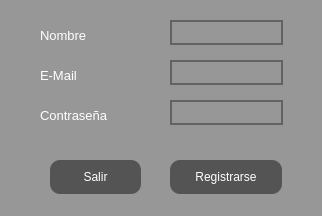
Qt form src/GUI/SignInView.ui (jesusramondovale/IngenicaSTS) before a commit.
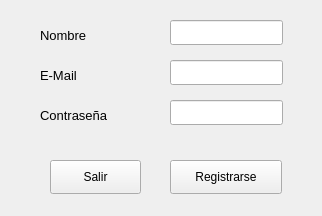
The same form after that commit. Icons and pictures are not drawn.

Commit message:
Añadido: Consultas View*
*Por añadir: rellenado de tabla

```diff
--- a/src/GUI/SignInView.ui
+++ b/src/GUI/SignInView.ui
@@ -18,53 +18,7 @@
     <normaloff>../../dist/launcher/src/feather/mainLogo.ico</normaloff>../../dist/launcher/src/feather/mainLogo.ico</iconset>
   </property>
   <property name="styleSheet">
-   <string notr="true">* {
-	 background-color: rgb(151, 151, 151)
-}
-
-QLabel {
-	color: rgb(255, 255, 255);
-	
-	font: 75 10pt &quot;Yu Gothic UI&quot;;
-
-}
-
-QLineEdit {
-	border:  2px solid rgb(98, 98, 98);
-	border-radius: 15px;
-	color: rgb(255, 255, 255);
-	background-color: rgb(151, 151, 151)
-}
-QLineEdit:hover{
-	border: 2px solid rgb(48,50,62);
-}
-
-QLineEdit:focus {
-
-	border : 2px solid rgb(48,50,62)
-
-}
-
-
-QPushButton {
-
-	border-radius: 10px;
-	background-color: rgb(84, 84, 84);
-	color:rgb(255, 255, 255)
-
-}
-
-QPushButton:hover {
-	 background-color: rgb(0, 85,124);
-     color: rgb(255, 255, 255)
-}
-
-QPushButton:checked {
-                                    background-color: rgb(0, 85,124);
-                                    color: rgb(255, 255, 255)
-                                }
-
-</string>
+   <string notr="true"/>
   </property>
   <widget class="QWidget" name="centralwidget">
    <widget class="QLabel" name="labelNombre">
@@ -80,7 +34,7 @@
      <font>
       <family>Yu Gothic UI</family>
       <pointsize>10</pointsize>
-      <weight>9</weight>
+      <weight>50</weight>
       <italic>false</italic>
       <bold>false</bold>
      </font>
@@ -102,7 +56,7 @@
      <font>
       <family>Yu Gothic UI</family>
       <pointsize>10</pointsize>
-      <weight>9</weight>
+      <weight>50</weight>
       <italic>false</italic>
       <bold>false</bold>
      </font>
@@ -124,7 +78,7 @@
      <font>
       <family>Yu Gothic UI</family>
       <pointsize>10</pointsize>
-      <weight>9</weight>
+      <weight>50</weight>
       <italic>false</italic>
       <bold>false</bold>
      </font>
```
The commit also changes 10 other files.
